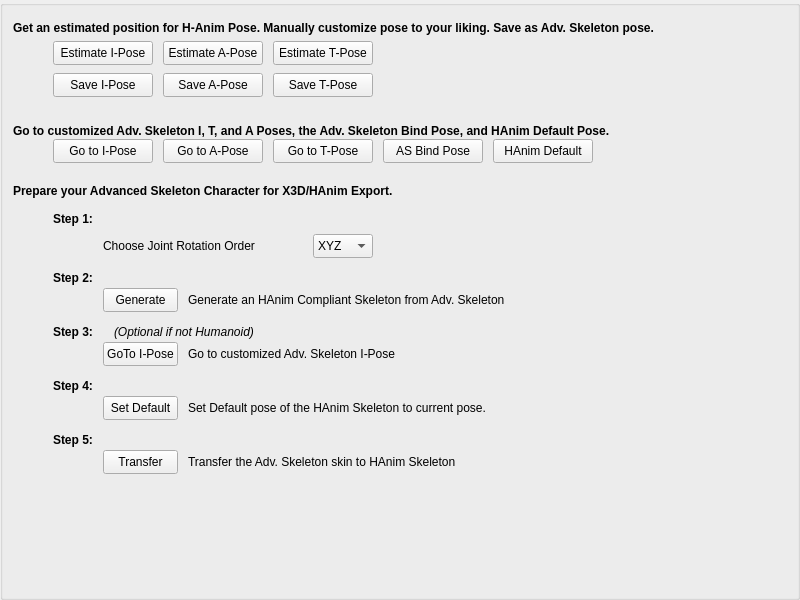
Above: rawkee4maya/maya/auxilary/RKCharacterEditorAdvancedSkeletonPanel.ui from und-dream-lab/rawkee before the change. Below: the same form after it.
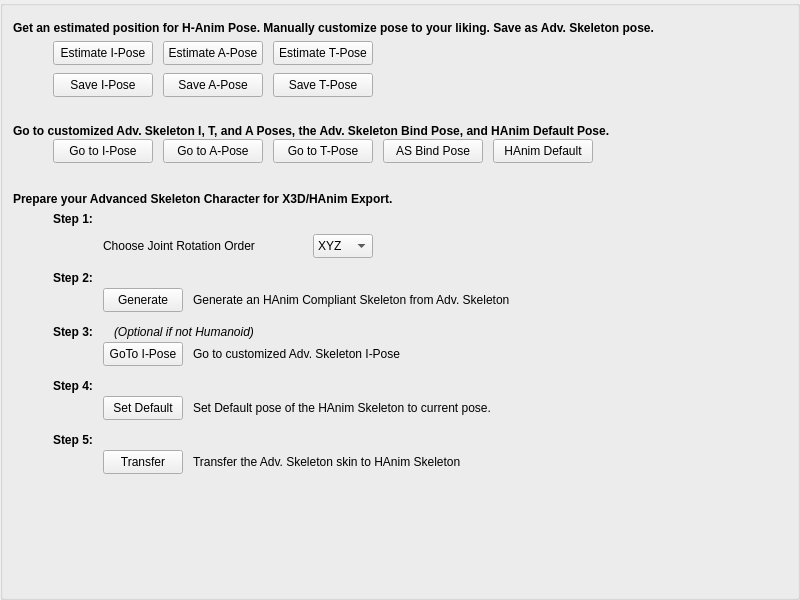
That is the form after the change.

Diff of the .ui file:
```diff
--- a/rawkee4maya/maya/auxilary/RKCharacterEditorAdvancedSkeletonPanel.ui
+++ b/rawkee4maya/maya/auxilary/RKCharacterEditorAdvancedSkeletonPanel.ui
@@ -18,8 +18,8 @@
   </property>
   <property name="maximumSize">
    <size>
-    <width>800</width>
-    <height>600</height>
+    <width>16777215</width>
+    <height>16777215</height>
    </size>
   </property>
   <property name="windowTitle">
@@ -454,8 +454,8 @@
        </property>
        <property name="maximumSize">
         <size>
-         <width>600</width>
-         <height>24</height>
+         <width>16777215</width>
+         <height>16777215</height>
         </size>
        </property>
        <property name="font">
@@ -708,8 +708,8 @@
            </property>
            <property name="maximumSize">
             <size>
-             <width>75</width>
-             <height>24</height>
+             <width>16777215</width>
+             <height>16777215</height>
             </size>
            </property>
            <property name="text">
@@ -727,8 +727,8 @@
            </property>
            <property name="maximumSize">
             <size>
-             <width>400</width>
-             <height>24</height>
+             <width>16777215</width>
+             <height>16777215</height>
             </size>
            </property>
            <property name="text">
@@ -849,8 +849,8 @@
            </property>
            <property name="maximumSize">
             <size>
-             <width>75</width>
-             <height>24</height>
+             <width>16777215</width>
+             <height>16777215</height>
             </size>
            </property>
            <property name="text">
@@ -868,8 +868,8 @@
            </property>
            <property name="maximumSize">
             <size>
-             <width>400</width>
-             <height>24</height>
+             <width>16777215</width>
+             <height>16777215</height>
             </size>
            </property>
            <property name="text">
@@ -963,8 +963,8 @@
            </property>
            <property name="maximumSize">
             <size>
-             <width>75</width>
-             <height>24</height>
+             <width>16777215</width>
+             <height>16777215</height>
             </size>
            </property>
            <property name="text">
@@ -982,8 +982,8 @@
            </property>
            <property name="maximumSize">
             <size>
-             <width>400</width>
-             <height>24</height>
+             <width>16777215</width>
+             <height>16777215</height>
             </size>
            </property>
            <property name="text">
@@ -1077,8 +1077,8 @@
            </property>
            <property name="maximumSize">
             <size>
-             <width>75</width>
-             <height>24</height>
+             <width>16777215</width>
+             <height>16777215</height>
             </size>
            </property>
            <property name="text">
@@ -1096,8 +1096,8 @@
            </property>
            <property name="maximumSize">
             <size>
-             <width>400</width>
-             <height>24</height>
+             <width>16777215</width>
+             <height>16777215</height>
             </size>
            </property>
            <property name="text">
```
Left out of the diff: 82 changed lines with no effect on the pictures.
